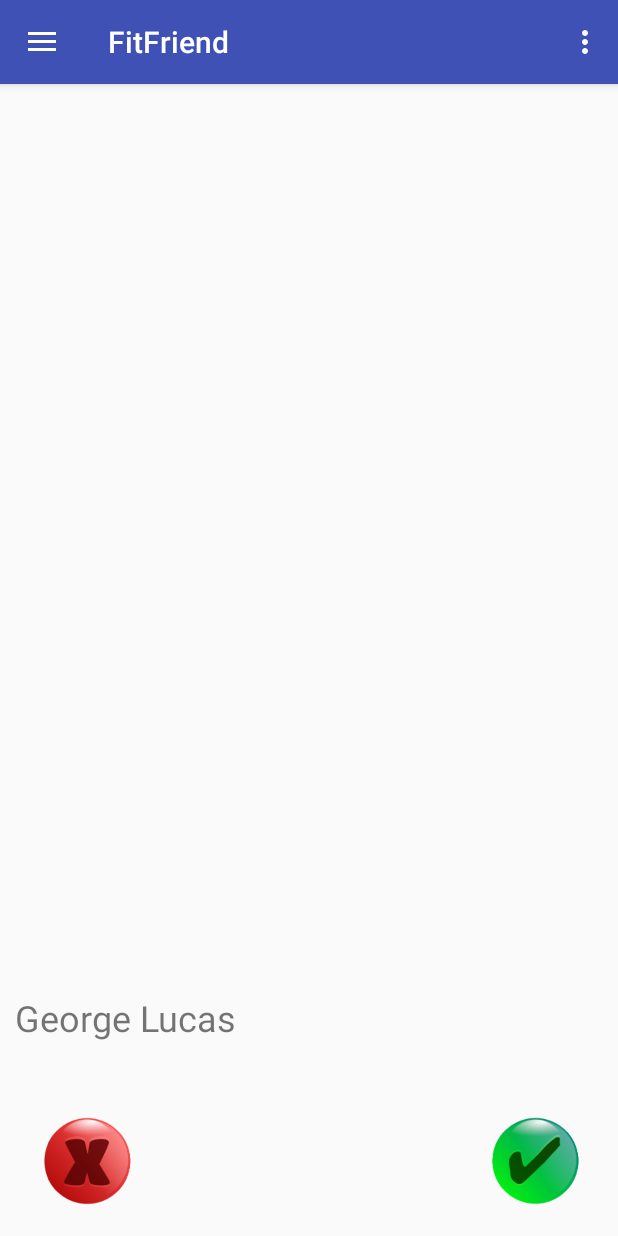
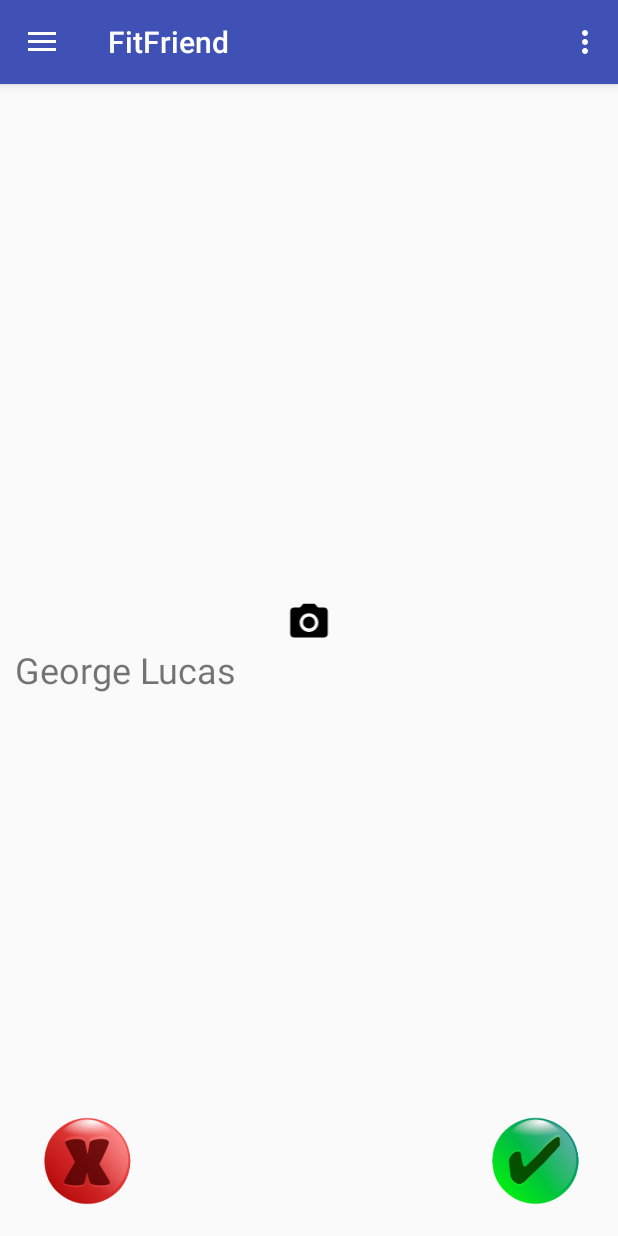
Before and after one commit to KurtPrice/FitFriend, an Android app: the MatchActivity screen opened directly, with no data from a screen before it, on a phone screen of 412 x 824 dp. Run offline under Robolectric (Android 15) with nearby library versions, the phone set to English and light mode, and no system bars.

Commit message:
Created match.xml and include it in activity_match for the navigation bar.

```diff
--- a/app/src/main/java/com/bignybble/fitfriend/MatchActivity.java
+++ b/app/src/main/java/com/bignybble/fitfriend/MatchActivity.java
@@ -4,7 +4,6 @@
 import android.graphics.Bitmap;
 import android.graphics.BitmapFactory;
 import android.os.AsyncTask;
-import android.support.v7.app.AppCompatActivity;
 import android.os.Bundle;
 import android.util.Log;
 import android.view.View;
@@ -40,6 +39,7 @@
         /* Set images for our ImageButtons */
         checkButton.setImageResource(R.drawable.check);
         rejectButton.setImageResource(R.drawable.x);
+        iconImageView.setImageResource(R.drawable.ic_menu_camera);
 
 
         /* Set various listeners for our GUI components */
--- a/app/src/main/res/layout/activity_match.xml
+++ b/app/src/main/res/layout/activity_match.xml
@@ -8,80 +8,10 @@
     android:fitsSystemWindows="true"
     tools:openDrawer="start">
 
-    <RelativeLayout xmlns:android="http://schemas.android.com/apk/res/android"
-        xmlns:app="http://schemas.android.com/apk/res-auto"
-        xmlns:tools="http://schemas.android.com/tools"
-        android:layout_width="match_parent"
+    <include
+        layout="@layout/match"
         android:layout_height="match_parent"
-        tools:context="com.bignybble.fitfriend.MatchActivity">
-
-        <ImageView
-            android:id="@+id/profileImageView"
-            android:layout_width="260dp"
-            android:layout_height="222dp"
-            android:layout_above="@+id/nameTextView"
-            android:layout_alignParentEnd="true"
-            android:layout_alignParentLeft="true"
-            android:layout_alignParentRight="true"
-            android:layout_alignParentStart="true"
-            android:layout_alignParentTop="true"
-            app:srcCompat="@android:color/background_dark"
-            tools:layout_editor_absoluteX="82dp"
-            tools:layout_editor_absoluteY="16dp" />
-
-        <TextView
-            android:id="@+id/nameTextView"
-            android:layout_width="wrap_content"
-            android:layout_height="wrap_content"
-            android:layout_above="@+id/rejectButton"
-            android:layout_alignParentEnd="true"
-            android:layout_alignParentLeft="true"
-            android:layout_alignParentRight="true"
-            android:layout_alignParentStart="true"
-            android:layout_marginBottom="50dp"
-            android:paddingLeft="10dp"
-            android:text="George Lucas"
-            android:textSize="24sp" />
-
-        <ImageButton
-            android:id="@+id/rejectButton"
-            android:layout_width="60dp"
-            android:layout_height="60dp"
-            android:layout_alignParentBottom="true"
-            android:layout_alignParentLeft="true"
-            android:layout_alignParentStart="true"
-            android:layout_marginBottom="19dp"
-            android:layout_marginLeft="28dp"
-            android:layout_marginStart="28dp"
-            android:adjustViewBounds="true"
-            android:scaleType="centerInside"
-            android:background="@null"/>
-
-        <ImageButton
-            android:id="@+id/checkButton"
-            android:layout_width="60dp"
-            android:layout_height="60dp"
-            android:layout_alignParentEnd="true"
-            android:layout_alignParentRight="true"
-            android:layout_below="@+id/nameTextView"
-            android:layout_marginEnd="25dp"
-            android:layout_marginRight="25dp"
-            android:adjustViewBounds="true"
-            android:scaleType="centerInside"
-            android:background="@null"/>
-
-        <ImageView
-            android:id="@+id/iconImageView"
-            android:layout_width="20dp"
-            android:layout_height="30dp"
-            android:layout_alignParentEnd="true"
-            android:layout_alignParentLeft="true"
-            android:layout_alignParentRight="true"
-            android:layout_alignParentStart="true"
-            android:layout_alignParentTop="true"
-            app:srcCompat="@android:color/holo_blue_bright" />
-
-    </RelativeLayout>
+        android:layout_width="match_parent" />
 
     <include
         layout="@layout/app_bar_navigation_drawer"
--- /dev/null
+++ b/app/src/main/res/layout/match.xml
@@ -0,0 +1,78 @@
+<?xml version="1.0" encoding="utf-8"?>
+<RelativeLayout xmlns:android="http://schemas.android.com/apk/res/android"
+    xmlns:app="http://schemas.android.com/apk/res-auto"
+    xmlns:tools="http://schemas.android.com/tools"
+    android:layout_width="match_parent"
+    android:layout_height="match_parent"
+    tools:context="com.bignybble.fitfriend.MatchActivity">
+
+    <ImageView
+        android:id="@+id/profileImageView"
+        android:layout_width="match_parent"
+        android:layout_height="400dp"
+        android:layout_alignParentEnd="true"
+        android:layout_alignParentLeft="true"
+        android:layout_alignParentRight="true"
+        android:layout_alignParentStart="true"
+        android:layout_alignParentTop="true"
+        app:srcCompat="@android:color/background_dark"
+        tools:layout_editor_absoluteX="82dp"
+        tools:layout_editor_absoluteY="16dp" />
+
+    <TextView
+        android:id="@+id/nameTextView"
+        android:layout_width="match_parent"
+        android:layout_height="wrap_content"
+        android:layout_below="@+id/iconImageView"
+        android:layout_alignParentLeft="true"
+        android:layout_alignParentStart="true"
+        android:layout_marginBottom="26dp"
+        android:paddingLeft="10dp"
+        android:text="George Lucas"
+        android:textSize="24sp" />
+
+    <ImageButton
+        android:id="@+id/rejectButton"
+        android:layout_width="60dp"
+        android:layout_height="60dp"
+        android:layout_alignParentBottom="true"
+        android:layout_alignParentLeft="true"
+        android:layout_alignParentStart="true"
+        android:layout_marginBottom="19dp"
+        android:layout_marginLeft="28dp"
+        android:layout_marginStart="28dp"
+        android:adjustViewBounds="true"
+        android:scaleType="centerInside"
+        android:background="@null"/>
+
+    <ImageButton
+        android:id="@+id/checkButton"
+        android:layout_width="60dp"
+        android:layout_height="60dp"
+        android:layout_alignParentEnd="true"
+        android:layout_alignParentRight="true"
+        android:layout_alignTop="@+id/rejectButton"
+        android:layout_marginEnd="25dp"
+        android:layout_marginRight="25dp"
+        android:adjustViewBounds="true"
+        android:background="@null"
+        android:scaleType="centerInside" />
+
+    <ImageView
+        android:id="@+id/iconImageView"
+        android:layout_width="match_parent"
+        android:layout_height="30dp"
+        android:layout_below="@+id/profileImageView"
+        android:layout_alignParentLeft="true"
+        android:layout_alignParentStart="true"
+        app:srcCompat="@android:color/holo_blue_bright" />
+    <ImageView
+        android:id="@+id/scheduleView"
+        android:layout_width="match_parent"
+        android:layout_height="30dp"
+        android:layout_below="@+id/profileImageView"
+        android:layout_alignParentLeft="true"
+        android:layout_alignParentStart="true"
+        app:srcCompat="@android:color/holo_blue_bright" />
+
+</RelativeLayout>
```
